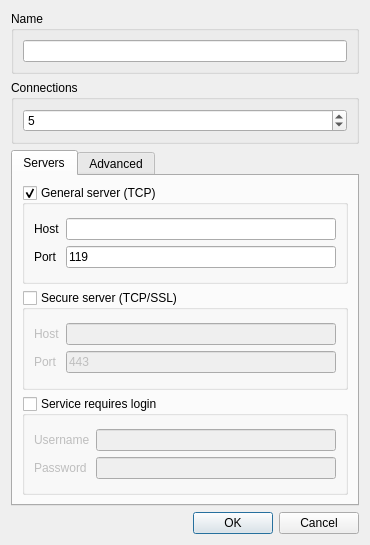
The window that app/gui/dlgaccount.ui (ensisoft/newsflash-plus) describes before a commit, drawn with Qt 5.
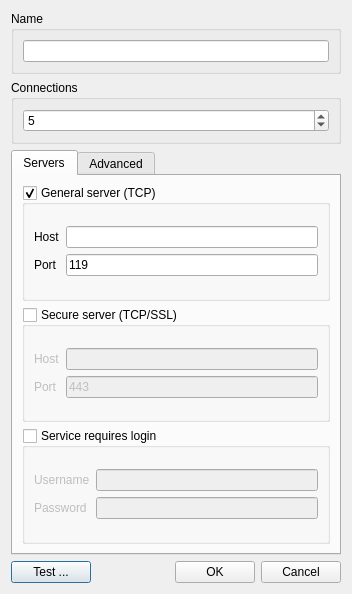
The same window after the commit. Icons and pictures are not drawn.

The edit to the form file:
```diff
--- a/app/gui/dlgaccount.ui
+++ b/app/gui/dlgaccount.ui
@@ -9,8 +9,8 @@
    <rect>
     <x>0</x>
     <y>0</y>
-    <width>370</width>
-    <height>545</height>
+    <width>352</width>
+    <height>594</height>
    </rect>
   </property>
   <property name="windowTitle">
@@ -26,6 +26,13 @@
   <layout class="QGridLayout" name="gridLayout_9">
    <item row="3" column="0">
     <layout class="QHBoxLayout" name="horizontalLayout">
+     <item>
+      <widget class="QPushButton" name="btnTest">
+       <property name="text">
+        <string>Test ...</string>
+       </property>
+      </widget>
+     </item>
      <item>
       <spacer name="horizontalSpacer">
        <property name="orientation">
```
Left out of the diff: 99 changed lines with no effect on the pictures.
